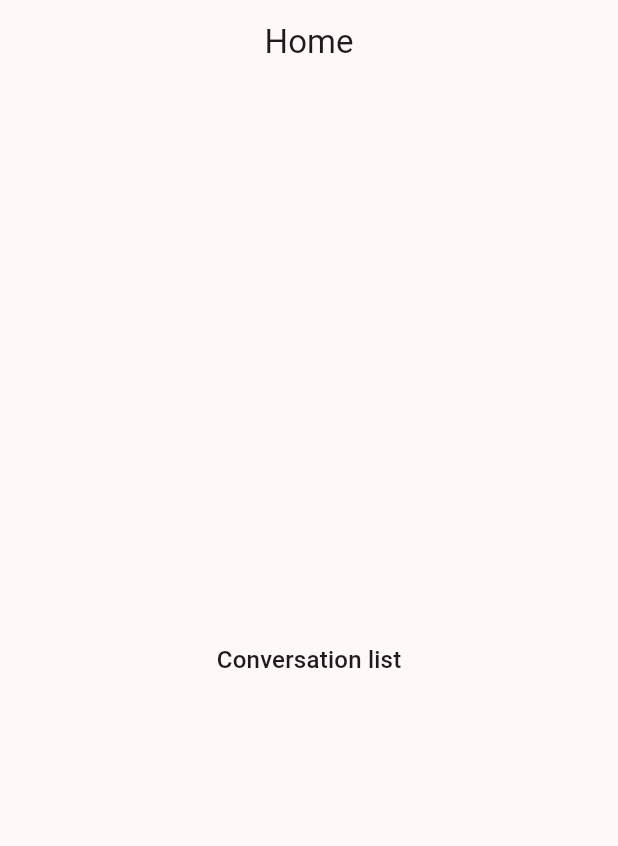
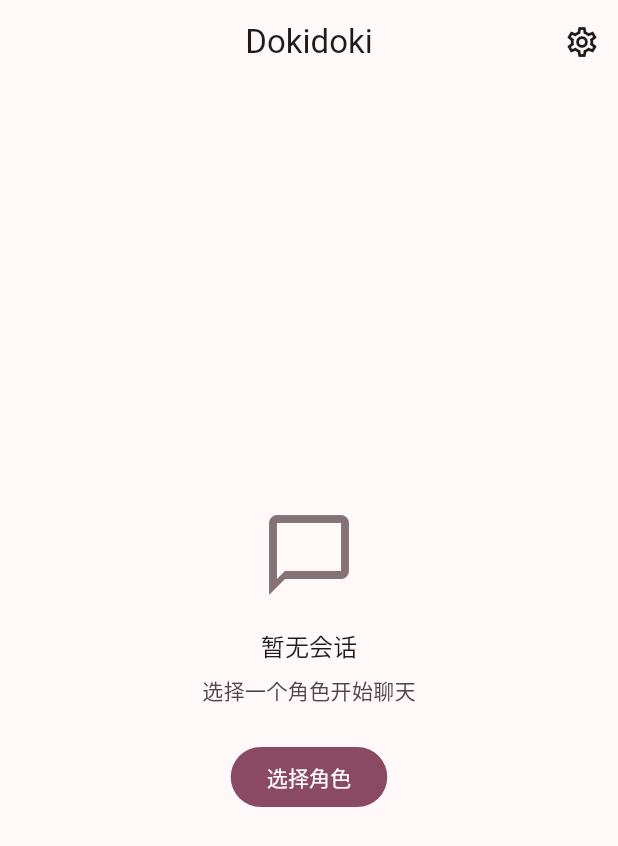
Before and after one commit to Hell-Tractor/dokidoki, a Flutter app: the HomePage screen opened by its route, on a phone screen of 412 x 824 dp. Shown: the top 846 px of the screen. Run offline on Flutter 3.47's test engine with Material 3 defaults, Android fonts, the phone set to English and light mode, and no system bars; our stand-ins replace dio, flutter_riverpod, flutter_secure_storage, flutter_timezone, go_router, shared_preferences; accounts and stored records are empty.

Commit message:
feat(app): implement M-02 home page with conversations and characters
Add conversation list, character picker, create-session flow, WS connect
on home entry, and mark M-02 complete in tasks.md.

Co-authored-by: Cursor <cursoragent@cursor.com>

```diff
--- /dev/null
+++ b/dokidoki-app/lib/core/models/character.dart
@@ -0,0 +1,19 @@
+class Character {
+  const Character({
+    required this.id,
+    required this.name,
+    required this.avatarUrl,
+  });
+
+  final String id;
+  final String name;
+  final String avatarUrl;
+
+  factory Character.fromJson(Map<String, dynamic> json) {
+    return Character(
+      id: json['id'] as String,
+      name: json['name'] as String,
+      avatarUrl: json['avatar_url'] as String,
+    );
+  }
+}
--- a/dokidoki-app/lib/features/home/home_page.dart
+++ b/dokidoki-app/lib/features/home/home_page.dart
@@ -1,15 +1,175 @@
 import 'package:flutter/material.dart';
+import 'package:flutter_riverpod/flutter_riverpod.dart';
+import 'package:go_router/go_router.dart';
 
-import '../../shared/widgets/placeholder_scaffold.dart';
+import '../../core/models/character.dart';
+import '../../core/ws/providers.dart';
+import 'character_picker_sheet.dart';
+import 'conversation_tile.dart';
+import 'providers.dart';
 
-class HomePage extends StatelessWidget {
+class HomePage extends ConsumerStatefulWidget {
   const HomePage({super.key});
 
   @override
+  ConsumerState<HomePage> createState() => _HomePageState();
+}
+
+class _HomePageState extends ConsumerState<HomePage> {
+  @override
+  void initState() {
+    super.initState();
+    WidgetsBinding.instance.addPostFrameCallback((_) {
+      ref.read(wsClientProvider).connect();
+    });
+  }
+
+  Future<void> _openCharacterPicker() async {
+    final character = await showModalBottomSheet<Character>(
+      context: context,
+      isScrollControlled: true,
+      builder: (context) => const CharacterPickerSheet(),
+    );
+    if (character == null || !mounted) {
+      return;
+    }
+
+    try {
+      final conversation = await ref
+          .read(conversationsProvider.notifier)
+          .createConversation(character.id);
+      if (mounted) {
+        context.push('/chat/${conversation.id}');
+      }
+    } catch (error) {
+      if (mounted) {
+        ScaffoldMessenger.of(context).showSnackBar(
+          SnackBar(content: Text('创建会话失败：$error')),
+        );
+      }
+    }
+  }
+
+  @override
   Widget build(BuildContext context) {
-    return const PlaceholderScaffold(
-      title: 'Home',
-      subtitle: 'Conversation list',
+    final conversationsAsync = ref.watch(conversationsProvider);
+
+    return Scaffold(
+      appBar: AppBar(
+        title: const Text('Dokidoki'),
+        actions: [
+          IconButton(
+            icon: const Icon(Icons.settings_outlined),
+            onPressed: () => context.push('/settings'),
+          ),
+        ],
+      ),
+      body: conversationsAsync.when(
+        loading: () => const Center(child: CircularProgressIndicator()),
+        error: (error, _) => _ErrorState(
+          message: '$error',
+          onRetry: () => ref.invalidate(conversationsProvider),
+        ),
+        data: (conversations) {
+          if (conversations.isEmpty) {
+            return _EmptyState(onPickCharacter: _openCharacterPicker);
+          }
+
+          return RefreshIndicator(
+            onRefresh: () =>
+                ref.read(conversationsProvider.notifier).refresh(),
+            child: ListView.separated(
+              itemCount: conversations.length,
+              separatorBuilder: (_, _) => const Divider(height: 1),
+              itemBuilder: (context, index) {
+                final item = conversations[index];
+                return ConversationTile(
+                  item: item,
+                  onTap: () => context.push('/chat/${item.id}'),
+                );
+              },
+            ),
+          );
+        },
+      ),
+      floatingActionButton: conversationsAsync.maybeWhen(
+        data: (conversations) => conversations.isNotEmpty
+            ? FloatingActionButton(
+                onPressed: _openCharacterPicker,
+                child: const Icon(Icons.add),
+              )
+            : null,
+        orElse: () => null,
+      ),
     );
   }
 }
+
+class _EmptyState extends StatelessWidget {
+  const _EmptyState({required this.onPickCharacter});
+
+  final VoidCallback onPickCharacter;
+
+  @override
+  Widget build(BuildContext context) {
+    return Center(
+      child: Padding(
+        padding: const EdgeInsets.all(32),
+        child: Column(
+          mainAxisSize: MainAxisSize.min,
+          children: [
+            Icon(
+              Icons.chat_bubble_outline,
+              size: 64,
+              color: Theme.of(context).colorScheme.outline,
+            ),
+            const SizedBox(height: 16),
+            Text(
+              '暂无会话',
+              style: Theme.of(context).textTheme.titleMedium,
+            ),
+            const SizedBox(height: 8),
+            Text(
+              '选择一个角色开始聊天',
+              style: Theme.of(context).textTheme.bodyMedium?.copyWith(
+                    color: Theme.of(context).colorScheme.onSurfaceVariant,
+                  ),
+            ),
+            const SizedBox(height: 24),
+            FilledButton(
+              onPressed: onPickCharacter,
+              child: const Text('选择角色'),
+            ),
+          ],
+        ),
+      ),
+    );
+  }
+}
+
+class _ErrorState extends StatelessWidget {
+  const _ErrorState({required this.message, required this.onRetry});
+
+  final String message;
+  final VoidCallback onRetry;
+
+  @override
+  Widget build(BuildContext context) {
+    return Center(
+      child: Padding(
+        padding: const EdgeInsets.all(32),
+        child: Column(
+          mainAxisSize: MainAxisSize.min,
+          children: [
+            Text(message, textAlign: TextAlign.center),
+            const SizedBox(height: 16),
+            FilledButton(
+              onPressed: onRetry,
+              child: const Text('重试'),
+            ),
+          ],
+        ),
+      ),
+    );
+  }
+}
```
Also changed, not shown: dokidoki-app/lib/core/api/conversations_api.dart (added, +43 -0 lines), dokidoki-app/lib/core/api/providers.dart (+17 -0 lines), dokidoki-app/lib/core/models/conversation.dart (added, +73 -0 lines), dokidoki-app/lib/core/utils/format_utils.dart (added, +23 -0 lines), dokidoki-app/lib/core/utils/url_utils.dart (+10 -0 lines), dokidoki-app/lib/features/home/character_picker_sheet.dart (added, +88 -0 lines), dokidoki-app/lib/features/home/conversation_tile.dart (added, +58 -0 lines), dokidoki-app/lib/features/home/providers.dart (added, +50 -0 lines), dokidoki-app/lib/shared/widgets/character_avatar.dart (added, +42 -0 lines), 1 other file.
